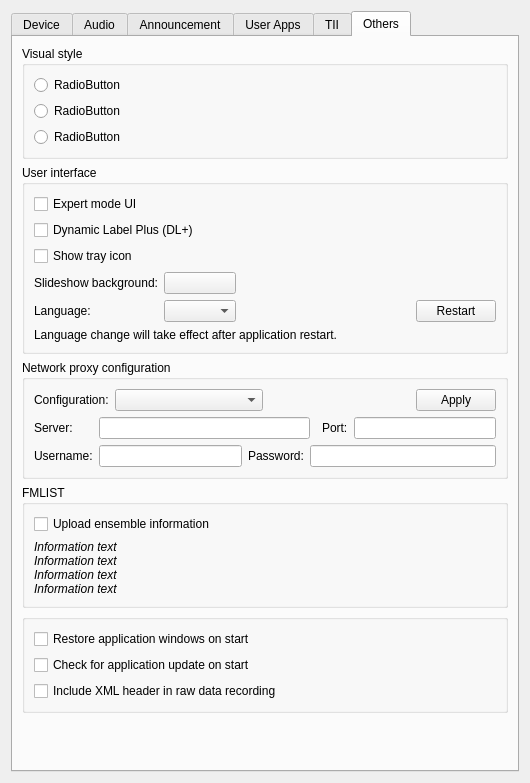
Above: gui/setupdialog.ui from KejPi/AbracaDABra before the change. Below: the same form after it.
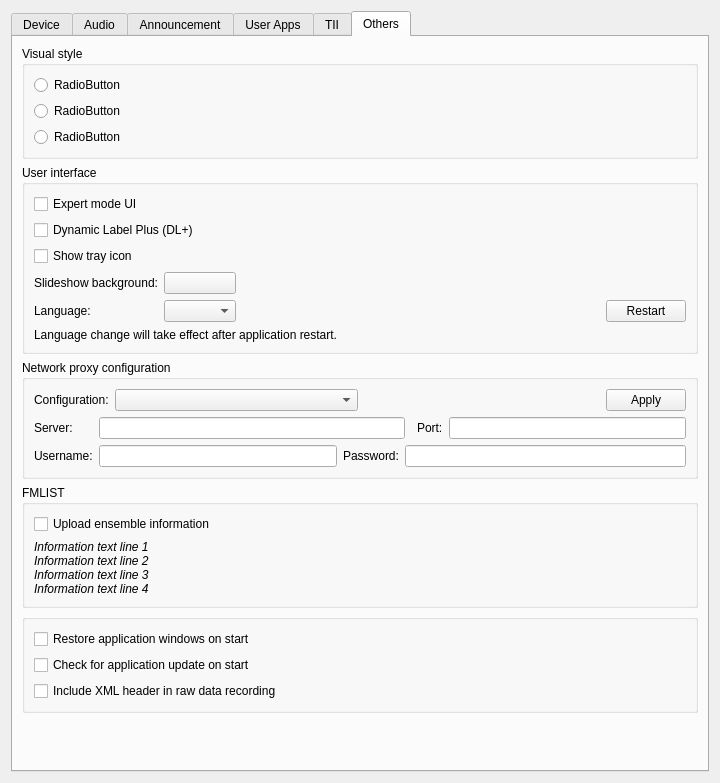
That is the form after the change. Custom widgets are drawn as their Qt base class.

Commit message: fix: Settings dialog width by avoiding rich text

```diff
--- a/gui/setupdialog.ui
+++ b/gui/setupdialog.ui
@@ -6,13 +6,13 @@
    <rect>
     <x>0</x>
     <y>0</y>
-    <width>530</width>
+    <width>720</width>
     <height>783</height>
    </rect>
   </property>
   <property name="minimumSize">
    <size>
-    <width>530</width>
+    <width>580</width>
     <height>0</height>
    </size>
   </property>
@@ -2661,10 +2661,7 @@
          <property name="title">
           <string>FMLIST</string>
          </property>
-         <layout class="QVBoxLayout" name="verticalLayout">
-          <property name="sizeConstraint">
-           <enum>QLayout::SizeConstraint::SetMinimumSize</enum>
-          </property>
+         <layout class="QVBoxLayout" name="verticalLayout_11">
           <item>
            <widget class="QCheckBox" name="fmlistUploadCheckBox">
             <property name="text">
@@ -2673,7 +2670,12 @@
            </widget>
           </item>
           <item>
-           <widget class="QLabel" name="fmlistUploadInfotext">
+           <layout class="QVBoxLayout" name="verticalLayout">
+            <property name="spacing">
+             <number>0</number>
+            </property>
+            <item>
+             <widget class="QLabel" name="fmlistUploadInfotext_1">
             <property name="sizePolicy">
              <sizepolicy hsizetype="Minimum" vsizetype="Preferred">
               <horstretch>0</horstretch>
@@ -2686,18 +2688,77 @@
              </font>
             </property>
             <property name="text">
-             <string notr="true">Information text
-Information text
-Information text
-Information text</string>
-            </property>
-            <property name="wordWrap">
-             <bool>false</bool>
-            </property>
+               <string notr="true">Information text line 1</string>
+              </property>
+              <property name="openExternalLinks">
+               <bool>true</bool>
+              </property>
+             </widget>
+            </item>
+            <item>
+             <widget class="QLabel" name="fmlistUploadInfotext_2">
+              <property name="sizePolicy">
+               <sizepolicy hsizetype="Minimum" vsizetype="Preferred">
+                <horstretch>0</horstretch>
+                <verstretch>0</verstretch>
+               </sizepolicy>
+              </property>
+              <property name="font">
+               <font>
+                <italic>true</italic>
+               </font>
+              </property>
+              <property name="text">
+               <string notr="true">Information text line 2</string>
+              </property>
             <property name="openExternalLinks">
              <bool>true</bool>
             </property>
            </widget>
+            </item>
+            <item>
+             <widget class="QLabel" name="fmlistUploadInfotext_3">
+              <property name="sizePolicy">
+               <sizepolicy hsizetype="Minimum" vsizetype="Preferred">
+                <horstretch>0</horstretch>
+                <verstretch>0</verstretch>
+               </sizepolicy>
+              </property>
+              <property name="font">
+               <font>
+                <italic>true</italic>
+               </font>
+              </property>
+              <property name="text">
+               <string notr="true">Information text line 3</string>
+              </property>
+              <property name="openExternalLinks">
+               <bool>true</bool>
+              </property>
+             </widget>
+            </item>
+            <item>
+             <widget class="QLabel" name="fmlistUploadInfotext_4">
+              <property name="sizePolicy">
+               <sizepolicy hsizetype="Minimum" vsizetype="Preferred">
+                <horstretch>0</horstretch>
+                <verstretch>0</verstretch>
+               </sizepolicy>
+              </property>
+              <property name="font">
+               <font>
+                <italic>true</italic>
+               </font>
+              </property>
+              <property name="text">
+               <string notr="true">Information text line 4</string>
+              </property>
+              <property name="openExternalLinks">
+               <bool>true</bool>
+              </property>
+             </widget>
+            </item>
+           </layout>
           </item>
          </layout>
         </widget>
```
Lines whose indentation alone changed are shown as unchanged. The commit also changes 1 other file.
